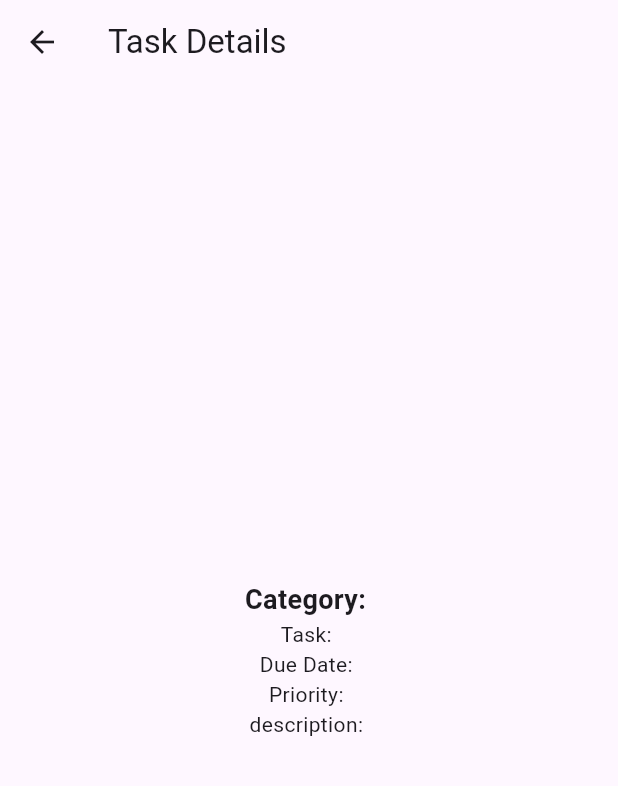
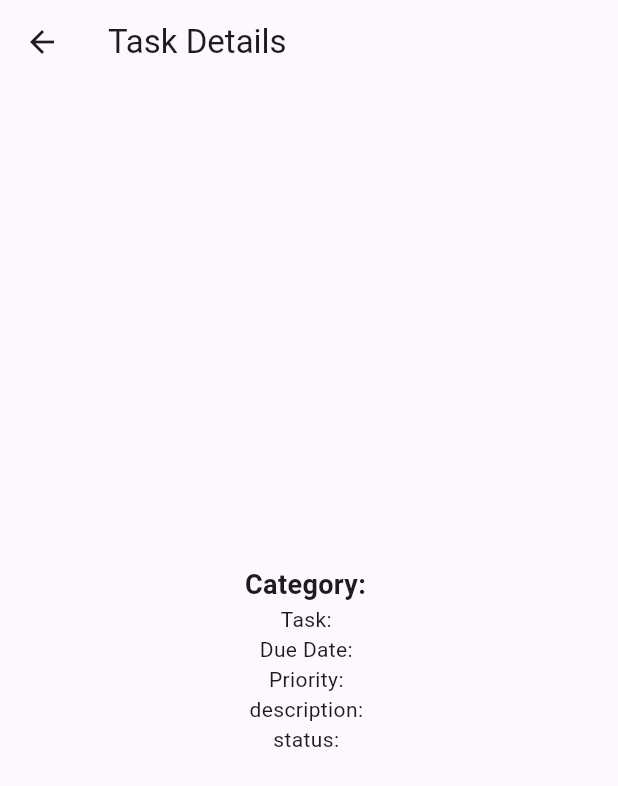
Before and after one commit to 1wish1/task_uni, a Flutter app: the TaskDetailsPage screen opened directly with empty values, on a phone screen of 412 x 824 dp. Shown: the top 786 px of the screen. Run offline on Flutter 3.47's test engine with Material 3 defaults, Android fonts, the phone set to English and light mode, and no system bars; our stand-ins replace flutter_bloc; network calls fail.

Commit message:
tapos na

```diff
--- /dev/null
+++ b/lib/bloc/task_event.dart
@@ -0,0 +1,44 @@
+abstract class UserEvent {
+
+}
+
+
+class LoadTasks extends UserEvent {}
+
+class AddTask extends UserEvent {
+  final String category;
+  final String title;
+  final String priority;
+  final String description;
+  final String status;
+  final String dueDate;
+
+
+  AddTask(this.category, this.title,this.description,this.priority,this.status, this.dueDate);
+}
+class UpdateTask extends UserEvent {
+  final int id;
+  final String category;
+  final String title;
+  final String priority;
+  final String description;
+  final String dueDate;
+
+
+
+
+  UpdateTask(this.id, this.category, this.title,this.description,this.priority, this.dueDate);
+}
+class UpdateStatusTask extends UserEvent {
+  final int id;
+  final String Status;
+
+
+  UpdateStatusTask(this.id,this.Status);
+}
+class DeleteTask extends UserEvent {
+  final int id;
+
+
+  DeleteTask(this.id);
+}
--- /dev/null
+++ b/lib/bloc/task_state.dart
@@ -0,0 +1,19 @@
+import "package:task_project/model/Task_model.dart";
+
+
+abstract class TaskState {}
+
+
+class TaskInitial extends TaskState {}
+
+class TaskLoading extends TaskState {}
+
+class TaskLoaded extends TaskState {
+  final List<Task> tasks;
+  TaskLoaded(this.tasks);
+}
+
+class TaskError extends TaskState {
+  final String message;
+  TaskError(this.message);
+}
--- a/lib/model/Task_model.dart
+++ b/lib/model/Task_model.dart
@@ -1,28 +1,45 @@
 class Task {
   final int id;
-  final String name;
-  final String email;
+  final String category;
+  final String title;
+  final String priority;
+  final String dueDate;  // Make sure this matches 'duedate' from the serializer
+  final String description;
+  final String status;
 
+  Task({
+    required this.dueDate,
+    required this.category,
+    required this.title,
+    required this.priority,
+    required this.description,
+    required this.status,
+    required this.id,
+  });
 
-  Task({required this.id, required this.name, required this.email});
-
-
-  // Convert JSON to User object
+  // Convert JSON to Task object
   factory Task.fromJson(Map<String, dynamic> json) {
     return Task(
       id: json['id'],
-      name: json['name'],
-      email: json['email'],
+      category: json['category'],
+      dueDate: json['duedate'],  // Ensure this matches 'duedate' from the serializer
+      title: json['title'],
+      priority: json['priority'],
+      description: json['description'],
+      status: json['status'],
     );
   }
 
-
-  // Convert User object to JSON
+  // Convert Task object to JSON
   Map<String, dynamic> toJson() {
     return {
-      'id': id,
-      'name': name,
-      'email': email,
+      "id": id,
+      "duedate": dueDate,  // Ensure this matches 'duedate' from the serializer
+      "category": category,
+      "title": title,
+      "priority": priority,
+      "description": description,
+      "status": status,
     };
   }
 }
--- a/lib/view/user_task_details_page.dart
+++ b/lib/view/user_task_details_page.dart
@@ -6,8 +6,9 @@ class TaskDetailsPage extends StatelessWidget {
   final String dueDate;
   final String description;
   final String priority;
+  final String status;
 
-  TaskDetailsPage({required this.category, required this.title, required this.dueDate, required this.priority, required this.description});
+  TaskDetailsPage({required this.category, required this.title, required this.dueDate, required this.priority, required this.description, required this.status});
 
   @override
   Widget build(BuildContext context) {
@@ -21,7 +22,8 @@ class TaskDetailsPage extends StatelessWidget {
             Text("Task: $title"),
             Text("Due Date: $dueDate"),
             Text("Priority: $priority"),
-            Text("description: $description")
+            Text("description: $description"),
+            Text("status: $status")
           ],
         ),
       ),
--- a/pubspec.yaml
+++ b/pubspec.yaml
@@ -35,6 +35,8 @@ dependencies:
   # The following adds the Cupertino Icons font to your application.
   # Use with the CupertinoIcons class for iOS style icons.
   cupertino_icons: ^1.0.8
+  http: ^1.3.0
+  flutter_bloc: ^9.1.0
 
 dev_dependencies:
   flutter_test:
```
Also changed, not shown: lib/bloc/task_bloc.dart (added, +111 -0 lines), lib/main.dart (+13 -2 lines), lib/services/api_service.dart (added, +122 -0 lines), lib/view/user_add_page.dart (+6 -16 lines), lib/view/user_edit_dialog.dart (+17 -4 lines), lib/view/user_home_page.dart (+34 -23 lines), lib/view/user_task_list_page.dart (+53 -25 lines), pubspec.lock.
